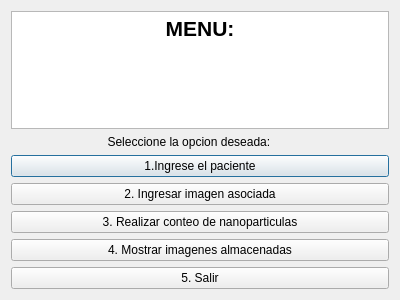
Old version of the form interfaz_menu.ui in the repository MarianaGG3/TrabajoFinal_info.
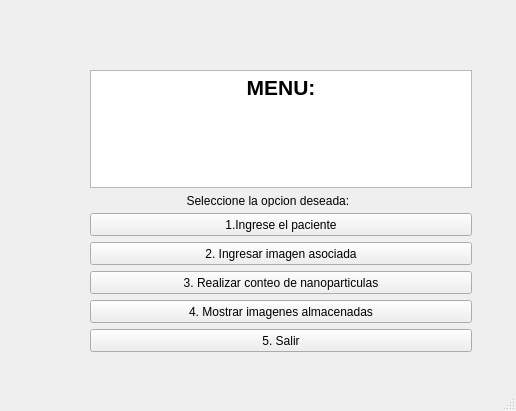
New version of the form.

Commit message: Cambio a MainWindow

Diff of the .ui file:
```diff
--- a/interfaz_menu.ui
+++ b/interfaz_menu.ui
@@ -1,73 +1,126 @@
 <?xml version="1.0" encoding="UTF-8"?>
 <ui version="4.0">
- <class>Dialog</class>
- <widget class="QDialog" name="Dialog">
+ <class>MainWindow</class>
+ <widget class="QMainWindow" name="MainWindow">
   <property name="geometry">
    <rect>
     <x>0</x>
     <y>0</y>
-    <width>400</width>
-    <height>300</height>
+    <width>516</width>
+    <height>411</height>
    </rect>
   </property>
   <property name="windowTitle">
    <string>Dialog</string>
   </property>
-  <layout class="QVBoxLayout" name="verticalLayout">
-   <item>
-    <widget class="QTextEdit" name="textEdit">
-     <property name="html">
-      <string>&lt;!DOCTYPE HTML PUBLIC &quot;-//W3C//DTD HTML 4.0//EN&quot; &quot;http://www.w3.org/TR/REC-html40/strict.dtd&quot;&gt;
+  <widget class="QWidget" name="centralwidget">
+   <widget class="QPushButton" name="conteo">
+    <property name="geometry">
+     <rect>
+      <x>90</x>
+      <y>271</y>
+      <width>382</width>
+      <height>23</height>
+     </rect>
+    </property>
+    <property name="text">
+     <string>3. Realizar conteo de nanoparticulas</string>
+    </property>
+   </widget>
+   <widget class="QPushButton" name="ingresar_pac">
+    <property name="geometry">
+     <rect>
+      <x>90</x>
+      <y>213</y>
+      <width>382</width>
+      <height>23</height>
+     </rect>
+    </property>
+    <property name="text">
+     <string>1.Ingrese el paciente</string>
+    </property>
+   </widget>
+   <widget class="QPushButton" name="imag">
+    <property name="geometry">
+     <rect>
+      <x>90</x>
+      <y>300</y>
+      <width>382</width>
+      <height>23</height>
+     </rect>
+    </property>
+    <property name="text">
+     <string>4. Mostrar imagenes almacenadas</string>
+    </property>
+   </widget>
+   <widget class="QLabel" name="label">
+    <property name="geometry">
+     <rect>
+      <x>90</x>
+      <y>194</y>
+      <width>382</width>
+      <height>13</height>
+     </rect>
+    </property>
+    <property name="text">
+     <string>                             Seleccione la opcion deseada:</string>
+    </property>
+   </widget>
+   <widget class="QTextEdit" name="textEdit">
+    <property name="geometry">
+     <rect>
+      <x>90</x>
+      <y>70</y>
+      <width>382</width>
+      <height>118</height>
+     </rect>
+    </property>
+    <property name="html">
+     <string>&lt;!DOCTYPE HTML PUBLIC &quot;-//W3C//DTD HTML 4.0//EN&quot; &quot;http://www.w3.org/TR/REC-html40/strict.dtd&quot;&gt;
 &lt;html&gt;&lt;head&gt;&lt;meta name=&quot;qrichtext&quot; content=&quot;1&quot; /&gt;&lt;style type=&quot;text/css&quot;&gt;
 p, li { white-space: pre-wrap; }
-&lt;/style&gt;&lt;/head&gt;&lt;body style=&quot; font-family:'MS Shell Dlg 2'; font-size:8pt; font-weight:400; font-style:normal;&quot;&gt;
+&lt;/style&gt;&lt;/head&gt;&lt;body style=&quot; font-family:'MS Shell Dlg 2'; font-size:8.25pt; font-weight:400; font-style:normal;&quot;&gt;
 &lt;p align=&quot;center&quot; style=&quot; margin-top:0px; margin-bottom:0px; margin-left:0px; margin-right:0px; -qt-block-indent:0; text-indent:0px;&quot;&gt;&lt;span style=&quot; font-size:16pt; font-weight:600;&quot;&gt;MENU:&lt;/span&gt;&lt;/p&gt;&lt;/body&gt;&lt;/html&gt;</string>
-     </property>
-    </widget>
-   </item>
-   <item>
-    <widget class="QLabel" name="label">
-     <property name="text">
-      <string>                             Seleccione la opcion deseada:</string>
-     </property>
-    </widget>
-   </item>
-   <item>
-    <widget class="QPushButton" name="ingresar_pac">
-     <property name="text">
-      <string>1.Ingrese el paciente</string>
-     </property>
-    </widget>
-   </item>
-   <item>
-    <widget class="QPushButton" name="ingresar_imagen">
-     <property name="text">
-      <string>2. Ingresar imagen asociada</string>
-     </property>
-    </widget>
-   </item>
-   <item>
-    <widget class="QPushButton" name="conteo">
-     <property name="text">
-      <string>3. Realizar conteo de nanoparticulas</string>
-     </property>
-    </widget>
-   </item>
-   <item>
-    <widget class="QPushButton" name="imag">
-     <property name="text">
-      <string>4. Mostrar imagenes almacenadas</string>
-     </property>
-    </widget>
-   </item>
-   <item>
-    <widget class="QPushButton" name="salir">
-     <property name="text">
-      <string>5. Salir</string>
-     </property>
-    </widget>
-   </item>
-  </layout>
+    </property>
+   </widget>
+   <widget class="QPushButton" name="salir">
+    <property name="geometry">
+     <rect>
+      <x>90</x>
+      <y>329</y>
+      <width>382</width>
+      <height>23</height>
+     </rect>
+    </property>
+    <property name="text">
+     <string>5. Salir</string>
+    </property>
+   </widget>
+   <widget class="QPushButton" name="ingresar_imagen">
+    <property name="geometry">
+     <rect>
+      <x>90</x>
+      <y>242</y>
+      <width>382</width>
+      <height>23</height>
+     </rect>
+    </property>
+    <property name="text">
+     <string>2. Ingresar imagen asociada</string>
+    </property>
+   </widget>
+  </widget>
+  <widget class="QMenuBar" name="menubar">
+   <property name="geometry">
+    <rect>
+     <x>0</x>
+     <y>0</y>
+     <width>516</width>
+     <height>21</height>
+    </rect>
+   </property>
+  </widget>
+  <widget class="QStatusBar" name="statusbar"/>
  </widget>
  <resources/>
  <connections/>
```
Left out of the diff: 2 changed lines with no effect on the pictures. The commit also changes 3 other files.
